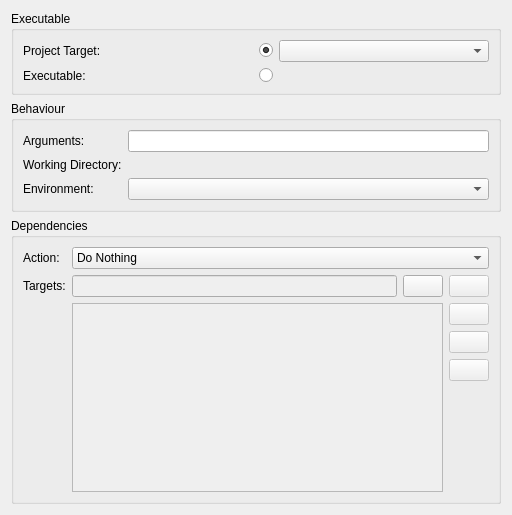
Old version of the form plugins/execute/nativeappconfig.ui in the repository KDE/kdevelop.
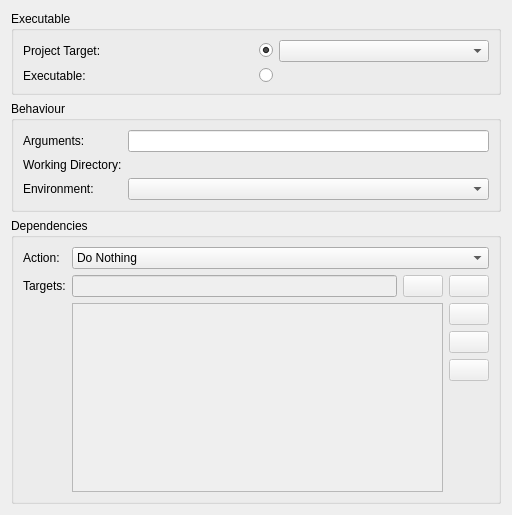
New version of the form. Custom widgets are drawn as their Qt base class.

Commit message: Disable the browse project button by default

Patch:
```diff
--- a/plugins/execute/nativeappconfig.ui
+++ b/plugins/execute/nativeappconfig.ui
@@ -227,7 +227,11 @@
        </widget>
       </item>
       <item row="1" column="2">
-       <widget class="QPushButton" name="browseProject"/>
+       <widget class="QPushButton" name="browseProject">
+        <property name="enabled">
+         <bool>false</bool>
+        </property>
+       </widget>
       </item>
       <item row="1" column="3">
        <widget class="QPushButton" name="addDependency">
```
Left out of the diff: 48 changed lines with no effect on the pictures. The commit also changes 1 other file.
